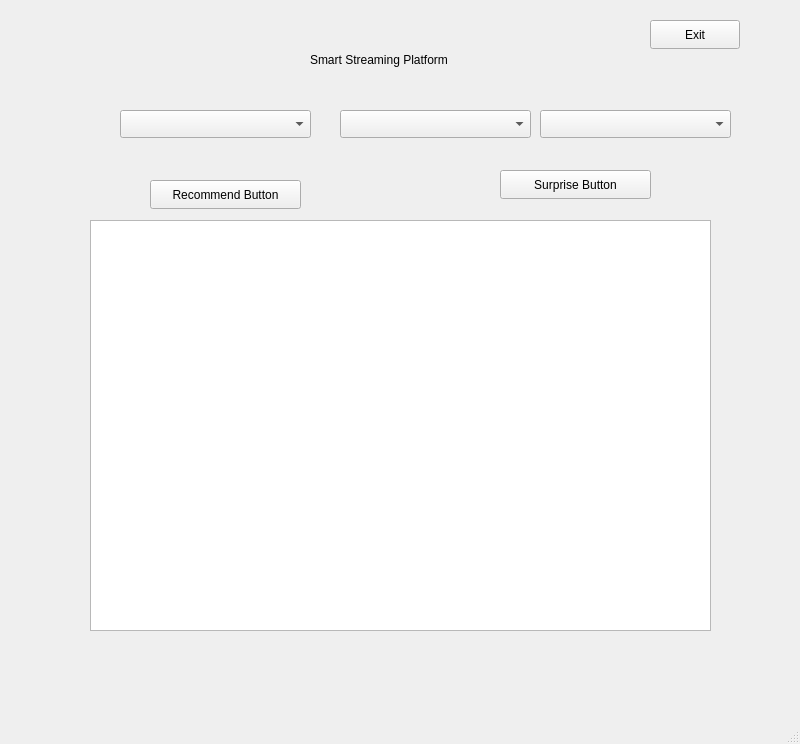
Above: mainwindow.ui from SyedArfan04/smart-streaming-platform before the change. Below: the same form after it.
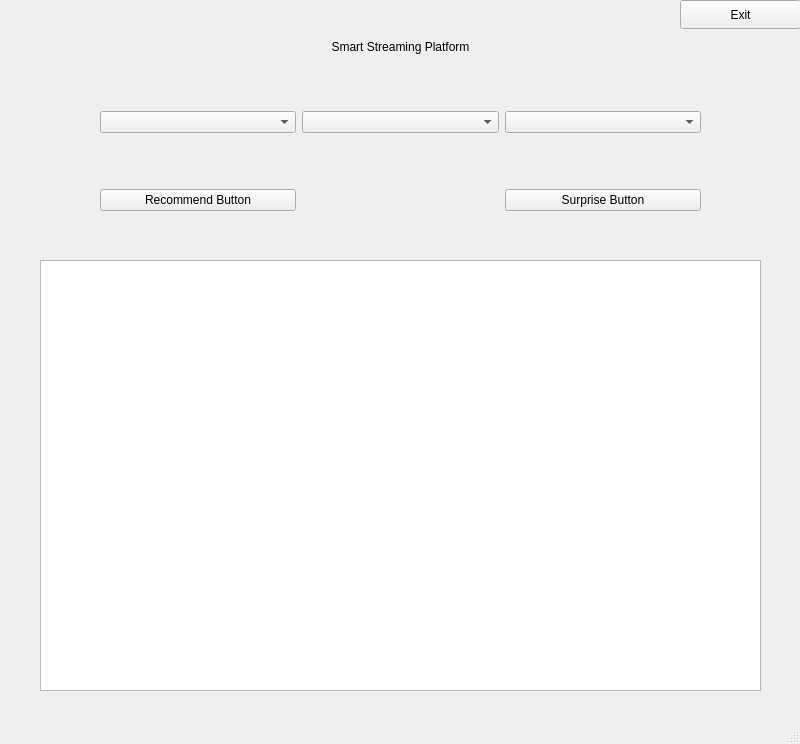
That is the form after the change.

```diff
--- a/mainwindow.ui
+++ b/mainwindow.ui
@@ -14,94 +14,134 @@
    <string>MainWindow</string>
   </property>
   <widget class="QWidget" name="centralwidget">
-   <widget class="QLabel" name="titleLabel">
+   <widget class="QTextBrowser" name="outputTextEdit">
     <property name="geometry">
      <rect>
-      <x>310</x>
-      <y>50</y>
-      <width>171</width>
-      <height>20</height>
+      <x>40</x>
+      <y>260</y>
+      <width>721</width>
+      <height>431</height>
      </rect>
     </property>
-    <property name="layoutDirection">
-     <enum>Qt::LayoutDirection::LeftToRight</enum>
-    </property>
-    <property name="text">
-     <string>Smart Streaming Platform</string>
-    </property>
    </widget>
-   <widget class="QComboBox" name="genreComboBox">
+   <widget class="QWidget" name="gridLayoutWidget">
     <property name="geometry">
      <rect>
-      <x>120</x>
-      <y>110</y>
-      <width>191</width>
-      <height>28</height>
+      <x>100</x>
+      <y>40</y>
+      <width>601</width>
+      <height>171</height>
      </rect>
     </property>
-   </widget>
-   <widget class="QComboBox" name="moodComboBox">
-    <property name="geometry">
-     <rect>
-      <x>340</x>
-      <y>110</y>
-      <width>191</width>
-      <height>28</height>
-     </rect>
-    </property>
-   </widget>
-   <widget class="QComboBox" name="timeComboBox">
-    <property name="geometry">
-     <rect>
-      <x>540</x>
-      <y>110</y>
-      <width>191</width>
-      <height>28</height>
-     </rect>
-    </property>
-   </widget>
-   <widget class="QPushButton" name="recommendButton">
-    <property name="geometry">
-     <rect>
-      <x>150</x>
-      <y>180</y>
-      <width>151</width>
-      <height>29</height>
-     </rect>
-    </property>
-    <property name="text">
-     <string>Recommend Button</string>
-    </property>
-   </widget>
-   <widget class="QPushButton" name="surpriseButton">
-    <property name="geometry">
-     <rect>
-      <x>500</x>
-      <y>170</y>
-      <width>151</width>
-      <height>29</height>
-     </rect>
-    </property>
-    <property name="text">
-     <string>Surprise Button</string>
-    </property>
-   </widget>
-   <widget class="QTextEdit" name="outputTextEdit">
-    <property name="geometry">
-     <rect>
-      <x>90</x>
-      <y>220</y>
-      <width>621</width>
-      <height>411</height>
-     </rect>
-    </property>
+    <layout class="QGridLayout" name="gridLayout">
+     <item row="3" column="1">
+      <widget class="QComboBox" name="moodComboBox"/>
+     </item>
+     <item row="5" column="2">
+      <widget class="QPushButton" name="surpriseButton">
+       <property name="styleSheet">
+        <string notr="true">/* CSS */
+.button-24 {
+  background: #FF4742;
+  border: 1px solid #FF4742;
+  border-radius: 6px;
+  box-shadow: rgba(0, 0, 0, 0.1) 1px 2px 4px;
+  box-sizing: border-box;
+  color: #FFFFFF;
+  cursor: pointer;
+  display: inline-block;
+  font-family: nunito,roboto,proxima-nova,&quot;proxima nova&quot;,sans-serif;
+  font-size: 16px;
+  font-weight: 800;
+  line-height: 16px;
+  min-height: 40px;
+  outline: 0;
+  padding: 12px 14px;
+  text-align: center;
+  text-rendering: geometricprecision;
+  text-transform: none;
+  user-select: none;
+  -webkit-user-select: none;
+  touch-action: manipulation;
+  vertical-align: middle;
+}
+
+.button-24:hover,
+.button-24:active {
+  background-color: initial;
+  background-position: 0 0;
+  color: #FF4742;
+}
+
+.button-24:active {
+  opacity: .5;
+}</string>
+       </property>
+       <property name="text">
+        <string>Surprise Button</string>
+       </property>
+      </widget>
+     </item>
+     <item row="4" column="0">
+      <spacer name="verticalSpacer">
+       <property name="orientation">
+        <enum>Qt::Orientation::Vertical</enum>
+       </property>
+       <property name="sizeHint" stdset="0">
+        <size>
+         <width>20</width>
+         <height>40</height>
+        </size>
+       </property>
+      </spacer>
+     </item>
+     <item row="3" column="0">
+      <widget class="QComboBox" name="genreComboBox"/>
+     </item>
+     <item row="1" column="1">
+      <widget class="QLabel" name="titleLabel">
+       <property name="layoutDirection">
+        <enum>Qt::LayoutDirection::LeftToRight</enum>
+       </property>
+       <property name="text">
+        <string>Smart Streaming Platform</string>
+       </property>
+       <property name="alignment">
+        <set>Qt::AlignmentFlag::AlignCenter</set>
+       </property>
+      </widget>
+     </item>
+     <item row="5" column="0">
+      <widget class="QPushButton" name="recommendButton">
+       <property name="text">
+        <string>Recommend Button</string>
+       </property>
+      </widget>
+     </item>
+     <item row="2" column="0">
+      <spacer name="verticalSpacer_2">
+       <property name="orientation">
+        <enum>Qt::Orientation::Vertical</enum>
+       </property>
+       <property name="sizeHint" stdset="0">
+        <size>
+         <width>20</width>
+         <height>40</height>
+        </size>
+       </property>
+      </spacer>
+     </item>
+     <item row="3" column="2">
+      <widget class="QComboBox" name="timeComboBox"/>
+     </item>
+    </layout>
    </widget>
    <widget class="QPushButton" name="exitButton">
     <property name="geometry">
      <rect>
-      <x>650</x>
-      <y>20</y>
-      <width>90</width>
+      <x>680</x>
+      <y>0</y>
+      <width>121</width>
       <height>29</height>
      </rect>
     </property>
```
